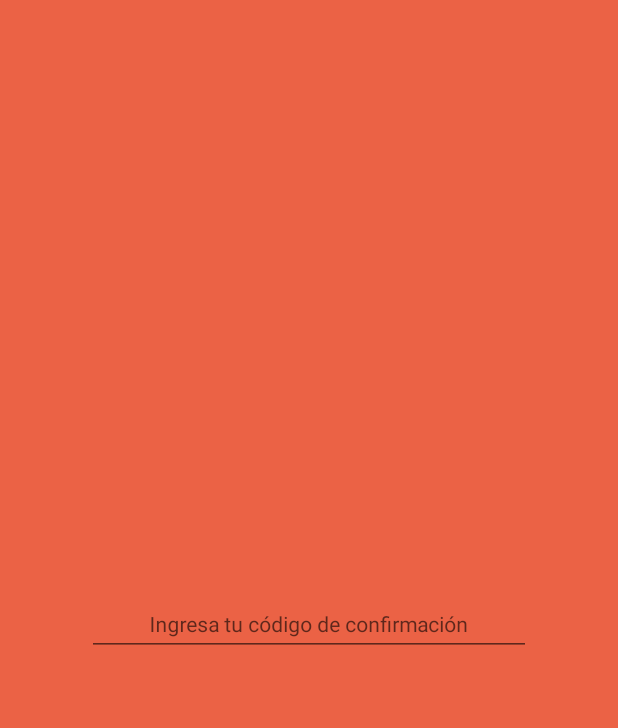
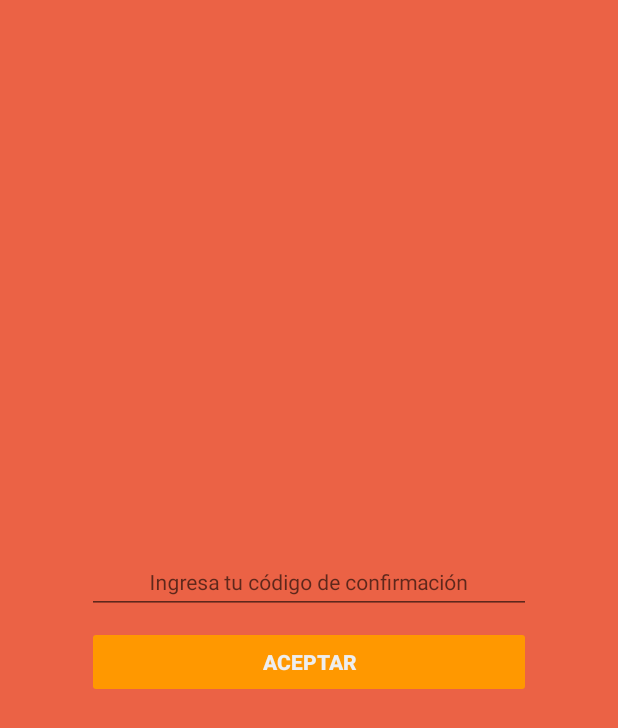
Before and after one commit to silmood/Servy, an Android app: the screen it shows after launch (ServyActivity before the commit, ServyCodeActivity after it), on a phone screen of 412 x 824 dp. Shown: the top 728 px of the screen. Run offline under Robolectric (Android 15) with nearby library versions, the phone set to English and light mode, and no system bars.

Commit message:
Food delivery code can be submitted

```diff
--- a/app/build.gradle
+++ b/app/build.gradle
@@ -1,5 +1,6 @@
 apply plugin: 'com.android.application'
 apply plugin: 'kotlin-android'
+apply plugin: 'kotlin-android-extensions'
 
 android {
     compileSdkVersion 24
--- a/app/src/main/java/com/servy/servy/ServyActivity.kt
+++ b/app/src/main/java/com/servy/servy/DishesActivity.kt
@@ -3,10 +3,10 @@ package com.servy.servy
 import android.support.v7.app.AppCompatActivity
 import android.os.Bundle
 
-class ServyActivity : AppCompatActivity() {
+class DishesActivity : AppCompatActivity() {
 
     override fun onCreate(savedInstanceState: Bundle?) {
         super.onCreate(savedInstanceState)
-        setContentView(R.layout.activity_delivery_code)
+        setContentView(R.layout.activity_dishes)
     }
 }
--- /dev/null
+++ b/app/src/main/java/com/servy/servy/ServyCodeActivity.kt
@@ -0,0 +1,34 @@
+package com.servy.servy
+
+import android.support.v7.app.AppCompatActivity
+import android.os.Bundle
+import android.text.Editable
+import android.text.TextWatcher
+import com.servy.servy.common.startActivityWithSimpleIntent
+import kotlinx.android.synthetic.main.activity_delivery_code.*
+
+const val LONGITUD_CODIGO_SERVY : Int = 4
+
+class ServyCodeActivity : AppCompatActivity() {
+
+    override fun onCreate(savedInstanceState: Bundle?) {
+        super.onCreate(savedInstanceState)
+        setContentView(R.layout.activity_delivery_code)
+
+        inputCodigo.addTextChangedListener(object : TextWatcher{
+            override fun beforeTextChanged(p0: CharSequence?, p1: Int, p2: Int, p3: Int) { }
+
+            override fun afterTextChanged(p0: Editable?) { }
+
+            override fun onTextChanged(text: CharSequence?, start: Int, before: Int, count: Int) {
+                buttonAceptar.isEnabled = text?.length == LONGITUD_CODIGO_SERVY
+            }
+        })
+
+        buttonAceptar.setOnClickListener { enviarCodigo() }
+    }
+
+    private fun enviarCodigo() {
+        startActivityWithSimpleIntent(DishesActivity::class)
+    }
+}
--- a/app/src/main/java/com/servy/servy/view/HintResizeableEditText.kt
+++ b/app/src/main/java/com/servy/servy/view/HintResizeableEditText.kt
@@ -3,8 +3,6 @@ package com.servy.servy.view
 import android.content.Context
 import android.content.res.TypedArray
 import android.support.v7.widget.AppCompatEditText
-import android.text.Editable
-import android.text.TextWatcher
 import android.util.AttributeSet
 import android.view.inputmethod.InputMethodManager
 import com.servy.servy.R
--- a/app/src/main/res/layout/activity_delivery_code.xml
+++ b/app/src/main/res/layout/activity_delivery_code.xml
@@ -1,10 +1,15 @@
 <?xml version="1.0" encoding="utf-8"?>
-<LinearLayout xmlns:android="http://schemas.android.com/apk/res/android"
+<ScrollView xmlns:android="http://schemas.android.com/apk/res/android"
     xmlns:app="http://schemas.android.com/apk/res-auto"
     xmlns:tools="http://schemas.android.com/tools"
+    android:layout_width="match_parent"
+    android:layout_height="match_parent"
+    android:fillViewport="true">
+
+    <LinearLayout
         android:id="@+id/activity_delivery_code"
         android:layout_width="match_parent"
-    android:layout_height="match_parent"
+        android:layout_height="wrap_content"
         android:background="@color/colorPrimary"
         android:focusableInTouchMode="true"
         android:gravity="center"
@@ -13,7 +18,7 @@
         android:paddingLeft="@dimen/activity_horizontal_margin"
         android:paddingRight="@dimen/activity_horizontal_margin"
         android:paddingTop="@dimen/activity_vertical_margin"
-    tools:context="com.servy.servy.ServyActivity">
+        tools:context="com.servy.servy.ServyCodeActivity">
 
 
         <android.support.design.widget.TextInputLayout
@@ -21,6 +26,7 @@
             android:layout_height="wrap_content">
 
             <com.servy.servy.view.HintResizeableEditText
+                android:id="@+id/inputCodigo"
                 android:layout_width="match_parent"
                 android:layout_height="wrap_content"
                 android:layout_marginLeft="42dp"
@@ -32,8 +38,21 @@
                 android:maxLength="@integer/longitud_codigo_confirmacion"
                 android:textColor="@color/white"
                 android:textSize="22sp"
-            app:hintTextSize="9sp"/>
+                app:hintTextSize="9sp" />
 
         </android.support.design.widget.TextInputLayout>
 
+        <android.support.v7.widget.AppCompatButton
+            android:id="@+id/buttonAceptar"
+            android:layout_width="match_parent"
+            android:layout_height="wrap_content"
+            android:layout_marginLeft="42dp"
+            android:layout_marginRight="42dp"
+            android:layout_marginTop="8dp"
+            android:text="@string/label_aceptar"
+            android:textColor="@color/white"
+            android:textStyle="bold"
+            android:enabled="false"/>
+
     </LinearLayout>
+</ScrollView>
--- a/app/src/main/res/values/strings.xml
+++ b/app/src/main/res/values/strings.xml
@@ -1,4 +1,5 @@
 <resources>
     <string name="app_name">Servy</string>
     <string name="hint_codigo_confirmacion">Ingresa tu código de confirmación</string>
+    <string name="label_aceptar">Aceptar</string>
 </resources>
--- a/app/src/main/res/values/styles.xml
+++ b/app/src/main/res/values/styles.xml
@@ -6,6 +6,7 @@
         <item name="colorPrimary">@color/colorPrimary</item>
         <item name="colorPrimaryDark">@color/colorPrimaryDark</item>
         <item name="colorAccent">@color/colorAccent</item>
+        <item name="colorButtonNormal">@color/deep_orange</item>
     </style>
 
     <style name="AppTheme.NoActionBar" parent="AppTheme">
```
Also changed, not shown: app/src/main/AndroidManifest.xml (+5 -2 lines), app/src/main/java/com/servy/servy/common/extensions.kt (added, +10 -0 lines). Lines whose indentation alone changed are shown as unchanged.
